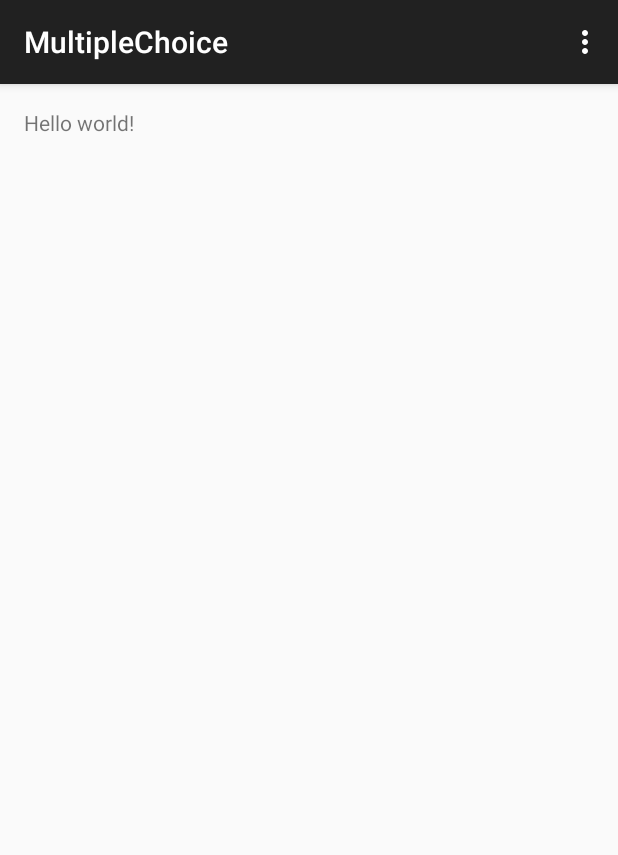
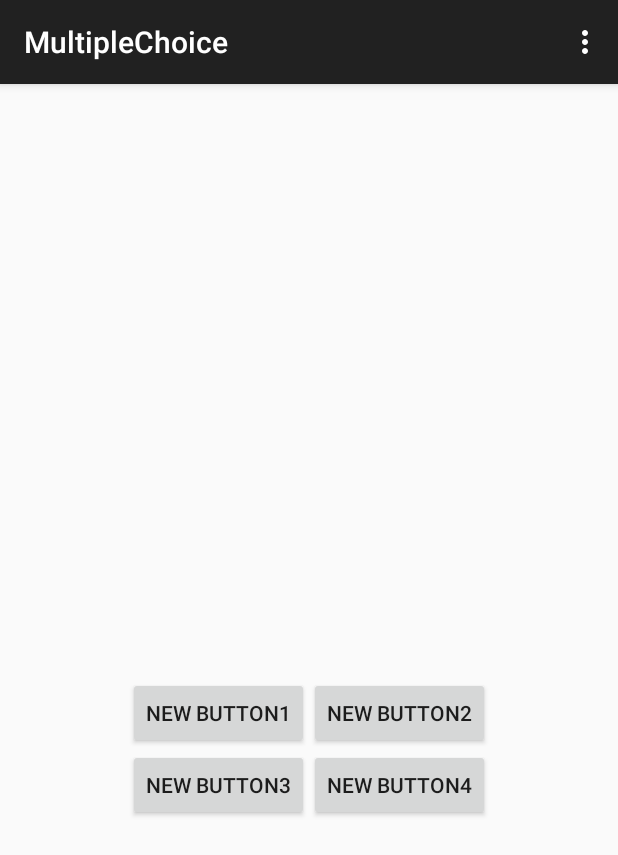
Before and after one commit to ShirleyShum/MultipleChoice2, an Android app: the screen it shows after launch (MainActivity), on a phone screen of 412 x 824 dp. Shown: the top 855 px of the screen. Run offline under Robolectric (Android 15) with nearby library versions, the phone set to English and light mode, and no system bars.

Commit message:
Push from Android Studio

```diff
--- a/app/src/main/java/com/example/bloomkatgame/multiplechoice/MainActivity.java
+++ b/app/src/main/java/com/example/bloomkatgame/multiplechoice/MainActivity.java
@@ -2,18 +2,129 @@ package com.example.bloomkatgame.multiplechoice;
 
 import android.support.v7.app.ActionBarActivity;
 import android.os.Bundle;
+import android.util.Log;
 import android.view.Menu;
 import android.view.MenuItem;
+import android.view.View;
+import android.widget.Button;
+import android.widget.TextView;
+import android.widget.Toast;
 
 
 public class MainActivity extends ActionBarActivity {
 
+    private static final String TAG = "MainActivity";
+
+    //Declaring button variables
+    Button choiceButton1;
+    Button choiceButton2;
+    Button choiceButton3;
+    Button choiceButton4;
+
+    TextView imageQuestion;
+
+    TrueFalseChoices[] answerKey = new TrueFalseChoices[]{
+            new TrueFalseChoices(R.string.question_1, true),
+            new TrueFalseChoices(R.string.question_2, true),
+            new TrueFalseChoices(R.string.question_3, true),
+            new TrueFalseChoices(R.string.question_4, true),
+            new TrueFalseChoices(R.string.question_5, true)
+    };
+
+    //update imageQuestion
+    int currentIndex = 0;
+
+    private void updateQuestion(){
+        int question = answerKey[currentIndex].getImageQuestion();
+        imageQuestion.setText(question);
+    }
+
+    //Check the answer of the imageQuestion
+    private void checkAnswer(boolean userPressedTrue){
+        boolean answerIsTrue = answerKey[currentIndex].isTrueQuestion();
+
+        int imageResId = 0;
+
+        if(userPressedTrue == answerIsTrue){
+            imageResId = R.string.correct_toast;
+        }else{
+            imageResId = R.string.incorrect_toast;
+        }
+        Toast.makeText(this, imageResId, Toast.LENGTH_SHORT).show();
+    }
+
     @Override
     protected void onCreate(Bundle savedInstanceState) {
         super.onCreate(savedInstanceState);
-        setContentView(R.layout.activity_main);
+        Log.d(TAG, "onCreate() called");
+        setContentView(R.layout.activity_game);
+
+        //wiring the buttons
+        choiceButton1 = (Button)findViewById(R.id.choice_button1);
+        choiceButton1.setOnClickListener(new View.OnClickListener() {
+            @Override
+            public void onClick(View v) {
+                checkAnswer(true);
+                updateQuestion();
+            }
+        });
+
+        choiceButton2 = (Button)findViewById(R.id.choice_button2);
+        choiceButton2.setOnClickListener(new View.OnClickListener() {
+            @Override
+            public void onClick(View v) {
+                checkAnswer(false);
+                updateQuestion();
+            }
+        });
+        choiceButton3 = (Button)findViewById(R.id.choice_button3);
+        choiceButton3.setOnClickListener(new View.OnClickListener() {
+            @Override
+            public void onClick(View v) {
+                checkAnswer(true);
+                updateQuestion();
+            }
+        });
+
+        choiceButton4 = (Button)findViewById(R.id.choice_button4);
+        choiceButton4.setOnClickListener(new View.OnClickListener() {
+            @Override
+            public void onClick(View v) {
+                checkAnswer(false);
+                updateQuestion();
+            }
+        });
     }
 
+    @Override
+    protected void onStart() {
+        super.onStart();
+        Log.i(TAG, "onStart");
+    }
+
+    @Override
+    protected void onResume() {
+        super.onResume();
+        Log.i(TAG, "onResume");
+    }
+
+    @Override
+    protected void onPause() {
+        super.onPause();
+        Log.i(TAG, "onPause");
+    }
+
+    @Override
+    protected void onStop() {
+        super.onStop();
+        Log.i(TAG, "onStop");
+    }
+
+    @Override
+    protected void onDestroy() {
+        super.onDestroy();
+        Log.i(TAG, "onDestroy");
+    }
 
     @Override
     public boolean onCreateOptionsMenu(Menu menu) {
--- a/app/src/main/res/values/strings.xml
+++ b/app/src/main/res/values/strings.xml
@@ -3,6 +3,8 @@
 
     <string name="app_name">MultipleChoice</string>
     <string name="hello_world">Hello world!</string>
+    <string name="correct_toast">Correct!</string>
+    <string name="incorrect_toast">Incorrect!</string>
     <string name="action_settings">Settings</string>
     <string name="question_1">Number ONE</string>
     <string name="question_2">Number TWO</string>
```
